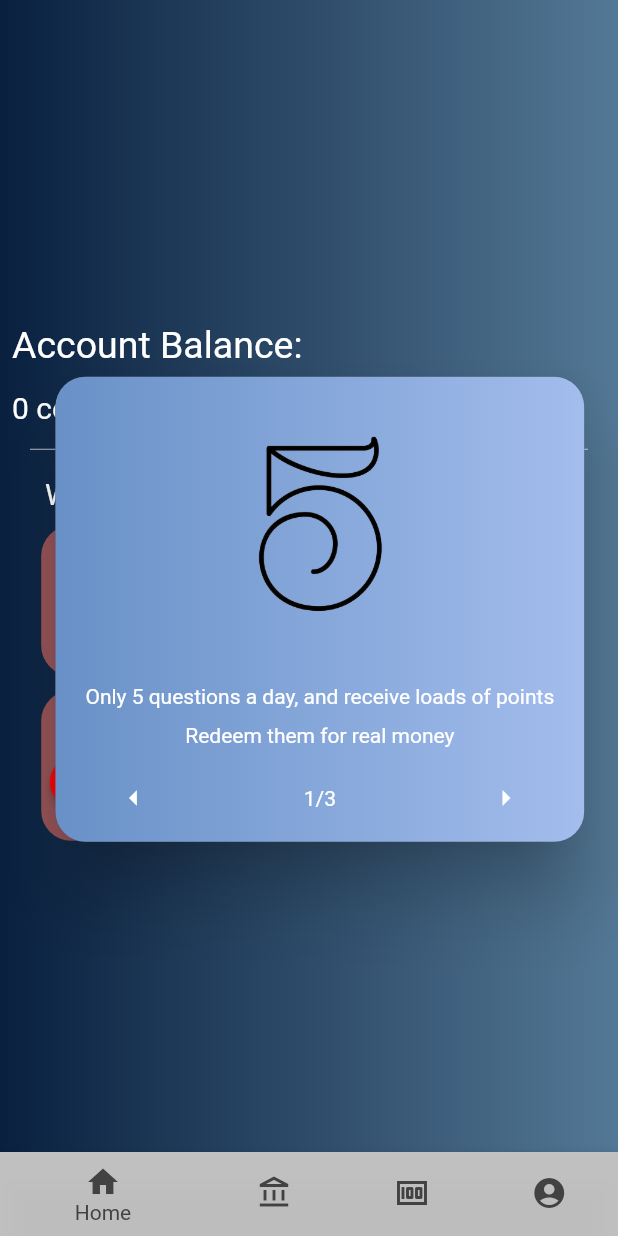
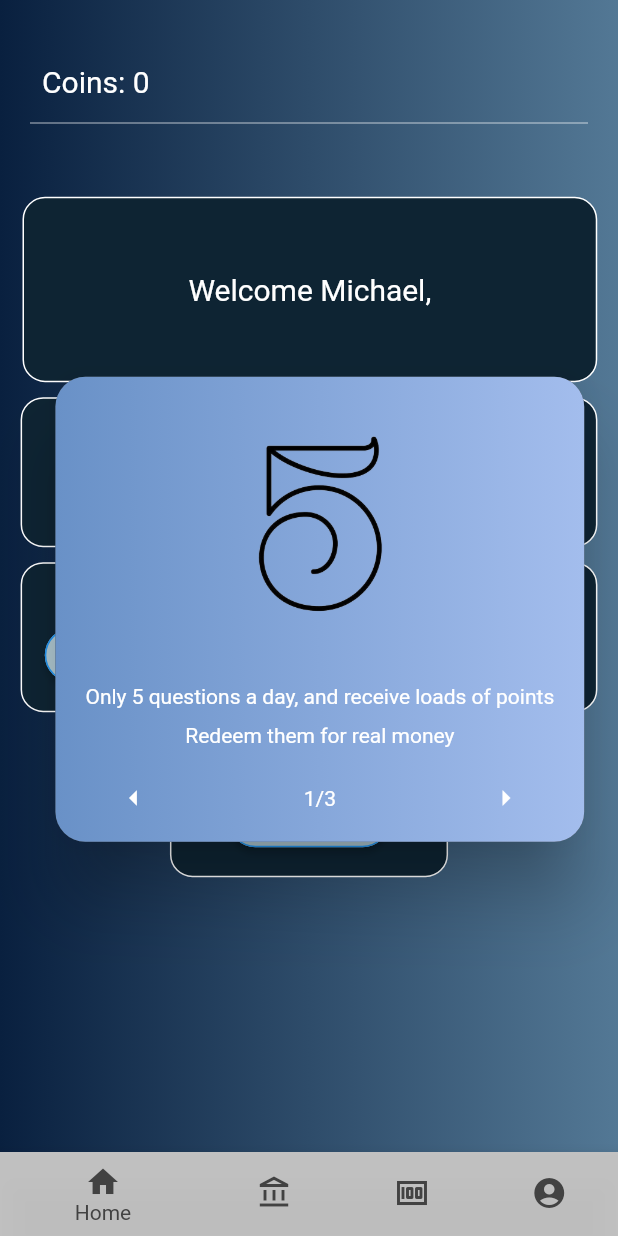
Before and after one commit to Kushalrock/surveymonkey_prototype, a Flutter app: the screen it shows once a user with an empty profile is signed in, on a phone screen of 412 x 824 dp. Run offline on Flutter 3.47's test engine with Material 2 defaults, Android fonts, the phone set to English and light mode, and no system bars; our stand-ins replace bloc, cloud_firestore, dots_indicator, email_validator, equatable, firebase_auth and 4 more; missing offline and left inert: flutter_ironsource_x; accounts and stored records are empty.

Commit message:
UI Changes Main Dashboard

```diff
--- a/lib/presentation/screens/main_dashboard.dart
+++ b/lib/presentation/screens/main_dashboard.dart
@@ -78,6 +78,7 @@ class _DashboardState extends State<Dashboard> with IronSourceListener {
     Navigator.of(context).pushNamed('/roulette');
   }
 
+  void showPollfish() {}
   @override
   void onRewardedVideoAdClosed() {
     print("onRewardedVideoAdClosed");
@@ -90,7 +91,7 @@ class _DashboardState extends State<Dashboard> with IronSourceListener {
       {Color cardColor = const Color.fromARGB(255, 149, 83, 87)}) {
     return Container(
       height: 100,
-      width: MediaQuery.of(context).size.width * 0.4,
+      width: MediaQuery.of(context).size.width * 0.45,
       child: Center(
         child: Column(
           children: [
@@ -111,8 +112,9 @@ class _DashboardState extends State<Dashboard> with IronSourceListener {
               style: ElevatedButton.styleFrom(
                 shape: RoundedRectangleBorder(
                   borderRadius: BorderRadius.circular(20),
+                  side: BorderSide(color: Colors.blue),
                 ),
-                primary: const Color.fromARGB(255, 255, 0, 0),
+                primary: const Color.fromARGB(255, 174, 198, 207),
               ),
             ),
           ],
@@ -120,8 +122,9 @@ class _DashboardState extends State<Dashboard> with IronSourceListener {
       ),
       decoration: BoxDecoration(
         borderRadius: const BorderRadius.all(
-          Radius.circular(20),
+          Radius.circular(15),
         ),
+        border: Border.all(color: Colors.white),
         color: cardColor,
       ),
     );
@@ -156,26 +159,12 @@ class _DashboardState extends State<Dashboard> with IronSourceListener {
               end: FractionalOffset(1.0, 0.0),
             ),
           ),
-          child: Center(
+          child: Align(
+            alignment: Alignment.topLeft,
             child: SingleChildScrollView(
               child: Column(
                 mainAxisAlignment: MainAxisAlignment.center,
                 children: [
-                  Padding(
-                    padding: const EdgeInsets.all(8.0),
-                    child: Align(
-                      alignment: Alignment.centerLeft,
-                      child: BlocBuilder<GetCoinsCubit, GetCoinsState>(
-                        builder: (context, state) => const Text(
-                          "Account Balance: ",
-                          style: TextStyle(
-                            fontSize: 25,
-                          ),
-                          textAlign: TextAlign.left,
-                        ),
-                      ),
-                    ),
-                  ),
                   Padding(
                     padding: const EdgeInsets.fromLTRB(8, 8, 8, 8),
                     child: Align(
@@ -190,10 +179,13 @@ class _DashboardState extends State<Dashboard> with IronSourceListener {
                             ),
                           );
                         } else if (state is CoinsFetched) {
-                          return Text(
-                            "${state.userCoins} coins",
+                          return Padding(
+                            padding: EdgeInsets.only(top: 35.0, left: 20),
+                            child: Text(
+                              "Coins: ${state.userCoins}",
                               style: const TextStyle(
                                 fontSize: 20,
+                              ),
                             ),
                           );
                         }
@@ -212,15 +204,29 @@ class _DashboardState extends State<Dashboard> with IronSourceListener {
                       color: Colors.white70,
                     ),
                   ),
-                  const SizedBox(height: 10),
-                  const Padding(
-                    padding: EdgeInsets.only(left: 30, bottom: 10),
+                  SizedBox(height: MediaQuery.of(context).size.width * .1),
+                  Padding(
+                    padding: EdgeInsets.only(left: 15, bottom: 10),
                     child: Align(
                       alignment: Alignment.centerLeft,
+                      child: Container(
+                        width: MediaQuery.of(context).size.width * 0.93,
+                        height: MediaQuery.of(context).size.height * 0.15,
+                        decoration: BoxDecoration(
+                          color: Color.fromARGB(255, 14, 36, 51),
+                          border: Border.all(color: Colors.white),
+                          borderRadius: const BorderRadius.all(
+                            Radius.circular(15),
+                          ),
+                        ),
+                        child: Align(
+                          alignment: Alignment.center,
                           child: Text(
                             "Welcome Michael,",
                             style: TextStyle(
                               fontSize: 20,
+                            ),
+                          ),
                         ),
                       ),
                     ),
@@ -232,21 +238,51 @@ class _DashboardState extends State<Dashboard> with IronSourceListener {
                     child: Row(
                       children: [
                         GetDashboardCard(
-                            "Survey Available", "Take the survey", showSurvey),
+                          "Survey Available",
+                          "Take the survey",
+                          showSurvey,
+                          cardColor: Color.fromARGB(255, 14, 36, 51),
+                        ),
                         GetDashboardCard(
-                            "Offerwall", "Show Offerwall", showOfferwall)
+                          "Offerwall",
+                          "Show Offerwall",
+                          showOfferwall,
+                          cardColor: Color.fromARGB(255, 14, 36, 51),
+                        )
                       ],
                       mainAxisAlignment: MainAxisAlignment.spaceEvenly,
                     ),
                   ),
                   Row(
                     children: [
-                      GetDashboardCard("Video Available", "Show Rewarded Ad",
-                          showRewardedAd),
                       GetDashboardCard(
-                          "Roulette", "Try your luck", showRoulette)
+                        "Video Available",
+                        "Show Rewarded Ad",
+                        showRewardedAd,
+                        cardColor: Color.fromARGB(255, 14, 36, 51),
+                      ),
+                      GetDashboardCard(
+                        "Roulette",
+                        "Try your luck",
+                        showRoulette,
+                        cardColor: Color.fromARGB(255, 14, 36, 51),
+                      )
                     ],
                     mainAxisAlignment: MainAxisAlignment.spaceEvenly,
+                  ),
+                  Padding(
+                    padding: const EdgeInsets.all(10.0),
+                    child: Row(
+                      children: [
+                        GetDashboardCard(
+                          "Extra Surveys",
+                          "Take Survey",
+                          showPollfish,
+                          cardColor: Color.fromARGB(255, 14, 36, 51),
+                        ),
+                      ],
+                      mainAxisAlignment: MainAxisAlignment.spaceEvenly,
+                    ),
                   ),
                 ],
               ),
```
Lines whose indentation alone changed are shown as unchanged.
